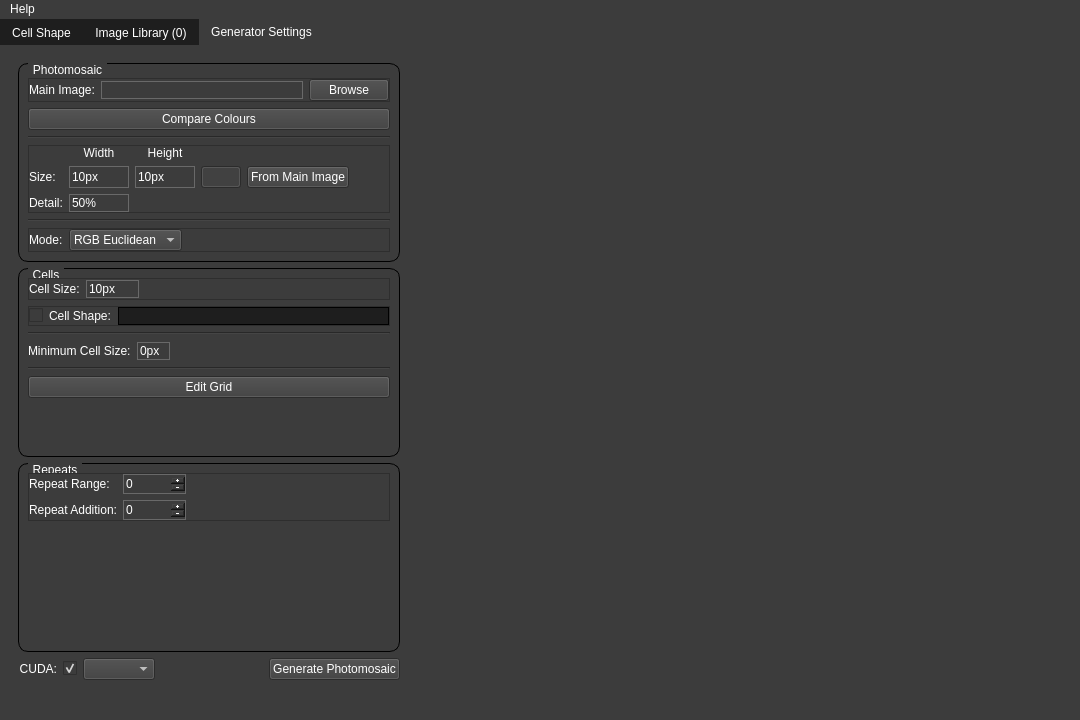
Qt form src/gui/mainwindow.ui (MorganGrundy/MosaicMagnifique) before a commit.
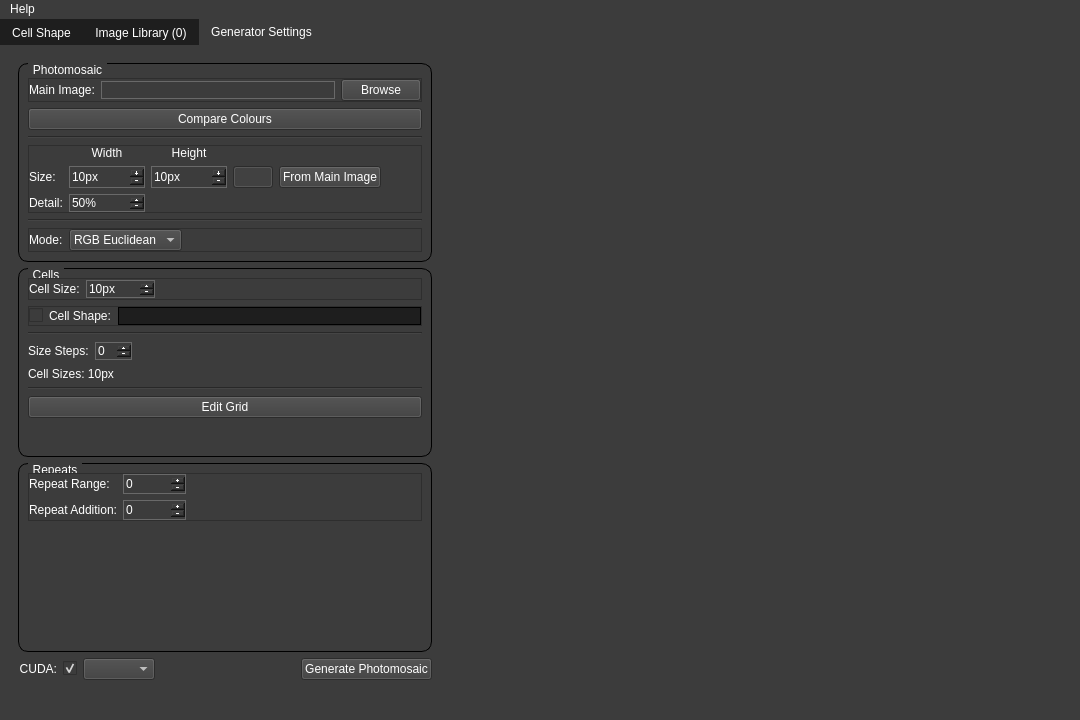
The same form after that commit. Icons and pictures are not drawn. Custom widgets are drawn as their Qt base class.

Commit message:
Removed HalvingSpinBox for size steps, replaced with normal QSpinBox and label displaying cell size at all size steps.
Returned PlusMinus controls to spin boxes.

Updating grid preview moved back to main thread because it was causing
crashes.

```diff
--- a/src/gui/mainwindow.ui
+++ b/src/gui/mainwindow.ui
@@ -356,7 +356,7 @@
 }</string>
                   </property>
                   <property name="buttonSymbols">
-                   <enum>QAbstractSpinBox::NoButtons</enum>
+                   <enum>QAbstractSpinBox::PlusMinus</enum>
                   </property>
                   <property name="specialValueText">
                    <string/>
@@ -421,7 +421,7 @@
 }</string>
                   </property>
                   <property name="buttonSymbols">
-                   <enum>QAbstractSpinBox::NoButtons</enum>
+                   <enum>QAbstractSpinBox::PlusMinus</enum>
                   </property>
                   <property name="keyboardTracking">
                    <bool>false</bool>
@@ -476,7 +476,7 @@
 }</string>
                   </property>
                   <property name="buttonSymbols">
-                   <enum>QAbstractSpinBox::NoButtons</enum>
+                   <enum>QAbstractSpinBox::PlusMinus</enum>
                   </property>
                   <property name="keyboardTracking">
                    <bool>false</bool>
@@ -704,7 +704,7 @@
 }</string>
                   </property>
                   <property name="buttonSymbols">
-                   <enum>QAbstractSpinBox::NoButtons</enum>
+                   <enum>QAbstractSpinBox::PlusMinus</enum>
                   </property>
                   <property name="specialValueText">
                    <string/>
@@ -833,12 +833,12 @@
                   <string>Minimum width and height of each cell in pixels</string>
                  </property>
                  <property name="text">
-                  <string>Minimum Cell Size:</string>
+                  <string>Size Steps:</string>
                  </property>
                 </widget>
                </item>
                <item>
-                <widget class="HalvingSpinBox" name="spinMinCellSize">
+                <widget class="QSpinBox" name="spinSizeSteps">
                  <property name="statusTip">
                   <string>Minimum width and height of each cell in pixels</string>
                  </property>
@@ -851,10 +851,10 @@
 }</string>
                  </property>
                  <property name="buttonSymbols">
-                  <enum>QAbstractSpinBox::NoButtons</enum>
+                  <enum>QAbstractSpinBox::PlusMinus</enum>
                  </property>
                  <property name="suffix">
-                  <string>px</string>
+                  <string/>
                  </property>
                 </widget>
                </item>
@@ -873,6 +873,16 @@
                </item>
               </layout>
              </item>
+             <item>
+              <widget class="QLabel" name="labelCellSizesList">
+               <property name="statusTip">
+                <string>List of cell sizes</string>
+               </property>
+               <property name="text">
+                <string>Cell Sizes: 10px</string>
+               </property>
+              </widget>
+             </item>
              <item>
               <widget class="Line" name="line_6">
                <property name="orientation">
@@ -1252,11 +1262,6 @@
    <header>gridviewer.h</header>
    <container>1</container>
   </customwidget>
-  <customwidget>
-   <class>HalvingSpinBox</class>
-   <extends>QSpinBox</extends>
-   <header>halvingspinbox.h</header>
-  </customwidget>
   <customwidget>
    <class>CellShapeEditor</class>
    <extends>QWidget</extends>
```
Left out of the diff: 8 changed lines with no effect on the pictures. The commit also changes 8 other files.
